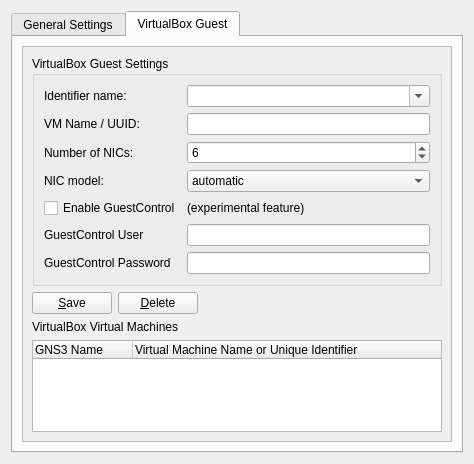
The window that src/GNS3/Ui/ConfigurationPages/Form_PreferencesVirtualBox.ui (GNS3/gns3-legacy) describes before a commit, drawn with Qt 5.
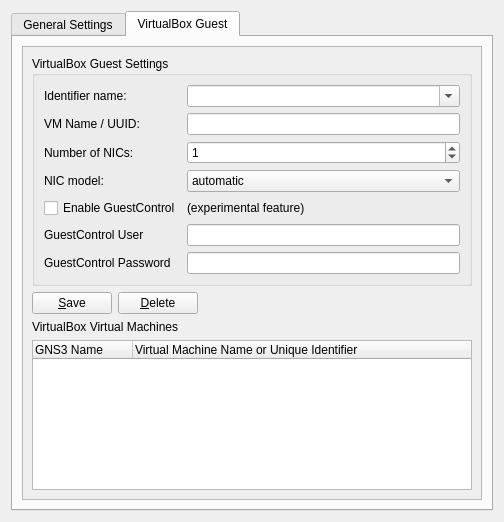
The same window after the commit. The open tabs and pages were chosen to show the change.

```diff
--- a/src/GNS3/Ui/ConfigurationPages/Form_PreferencesVirtualBox.ui
+++ b/src/GNS3/Ui/ConfigurationPages/Form_PreferencesVirtualBox.ui
@@ -6,8 +6,8 @@
    <rect>
     <x>0</x>
     <y>0</y>
-    <width>464</width>
-    <height>464</height>
+    <width>504</width>
+    <height>522</height>
    </rect>
   </property>
   <property name="windowTitle">
@@ -294,8 +294,8 @@
            <rect>
             <x>0</x>
             <y>0</y>
-            <width>327</width>
-            <height>366</height>
+            <width>432</width>
+            <height>441</height>
            </rect>
           </property>
           <layout class="QVBoxLayout" name="verticalLayout">
@@ -379,7 +379,7 @@
                  <number>1</number>
                 </property>
                 <property name="value">
-                 <number>6</number>
+                 <number>1</number>
                 </property>
                </widget>
               </item>
```
